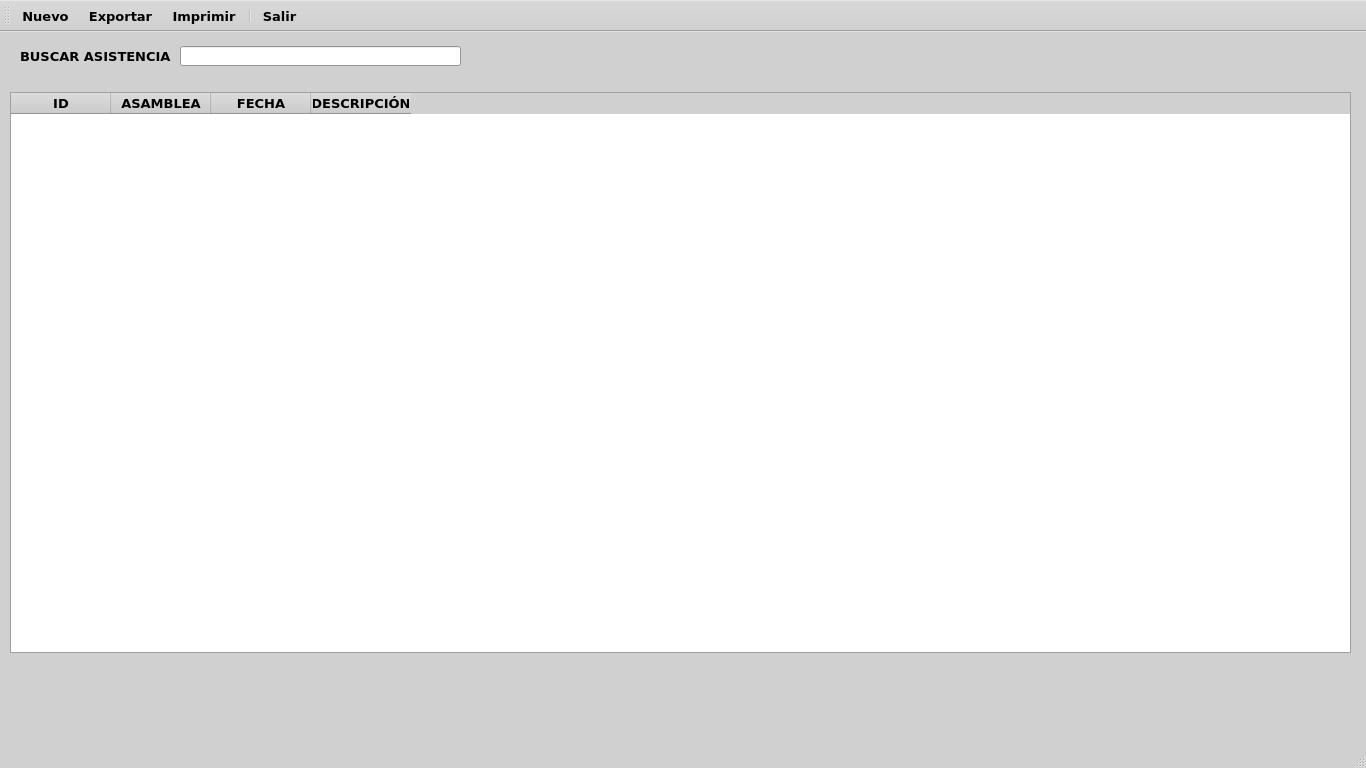
Old version of the form ui/lista_asistencias.ui in the repository EdwardsBC/SutrakomaqV2.
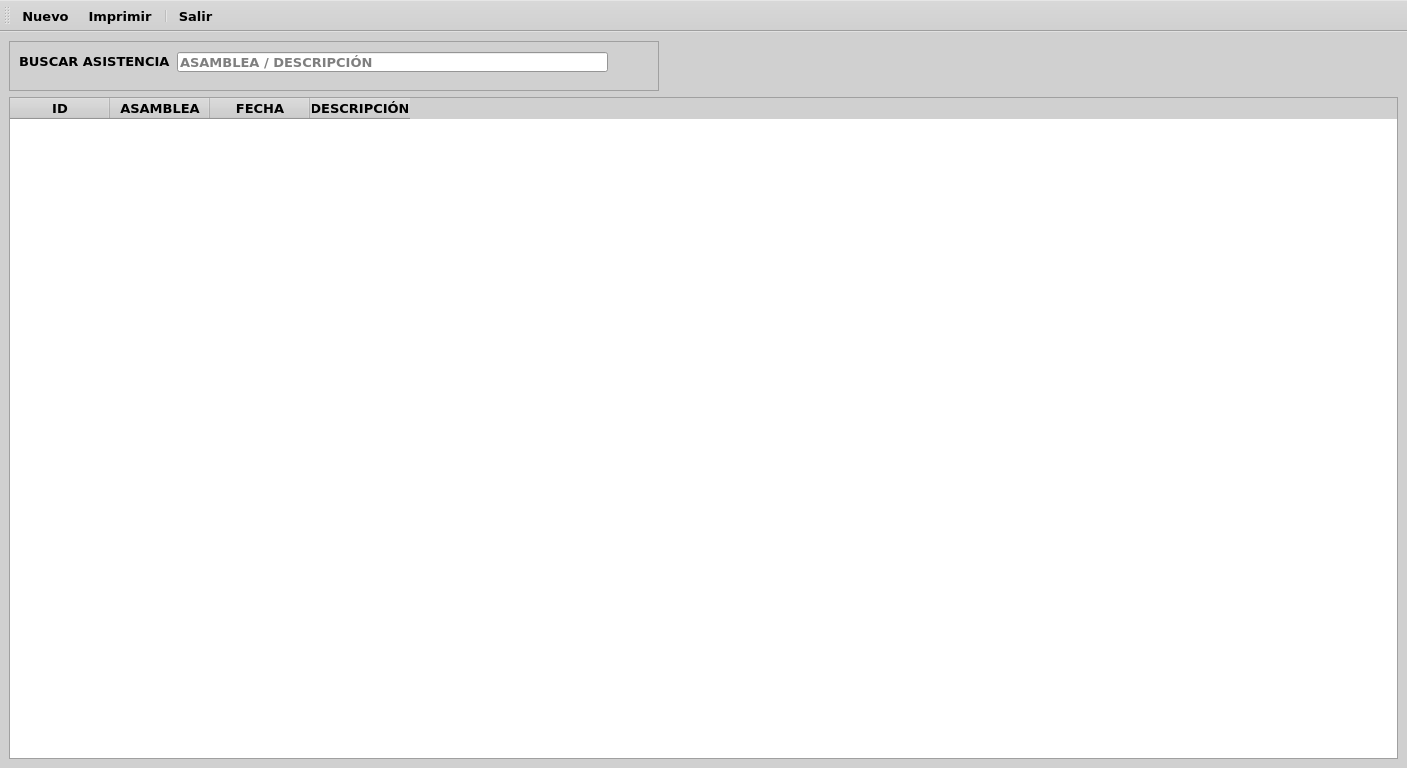
New version of the form. Icons and pictures are not drawn.

What changed in the file:
```diff
--- a/ui/lista_asistencias.ui
+++ b/ui/lista_asistencias.ui
@@ -6,7 +6,7 @@
    <rect>
     <x>0</x>
     <y>0</y>
-    <width>1366</width>
+    <width>1407</width>
     <height>768</height>
    </rect>
   </property>
@@ -463,21 +463,45 @@
    <string>MainWindow</string>
   </property>
   <widget class="QWidget" name="centralwidget">
+   <layout class="QVBoxLayout" name="verticalLayout">
+    <item>
+     <widget class="QFrame" name="frame">
+      <property name="minimumSize">
+       <size>
+        <width>650</width>
+        <height>50</height>
+       </size>
+      </property>
+      <property name="maximumSize">
+       <size>
+        <width>650</width>
+        <height>50</height>
+       </size>
+      </property>
+      <property name="frameShape">
+       <enum>QFrame::Shape::StyledPanel</enum>
+      </property>
+      <property name="frameShadow">
+       <enum>QFrame::Shadow::Raised</enum>
+      </property>
    <widget class="QLineEdit" name="lineEdit">
     <property name="geometry">
      <rect>
-      <x>180</x>
-      <y>14</y>
-      <width>281</width>
+         <x>168</x>
+         <y>11</y>
+         <width>431</width>
       <height>20</height>
      </rect>
     </property>
+       <property name="placeholderText">
+        <string>ASAMBLEA / DESCRIPCIÓN</string>
+       </property>
    </widget>
    <widget class="QLabel" name="label">
     <property name="geometry">
      <rect>
-      <x>20</x>
-      <y>16</y>
+         <x>10</x>
+         <y>12</y>
       <width>161</width>
       <height>16</height>
      </rect>
@@ -486,15 +510,10 @@
      <string>BUSCAR ASISTENCIA</string>
     </property>
    </widget>
+     </widget>
+    </item>
+    <item>
    <widget class="QTableWidget" name="tableWidget">
-    <property name="geometry">
-     <rect>
-      <x>10</x>
-      <y>60</y>
-      <width>1341</width>
-      <height>561</height>
-     </rect>
-    </property>
     <column>
      <property name="text">
       <string>ID</string>
@@ -516,6 +535,8 @@
      </property>
     </column>
    </widget>
+    </item>
+   </layout>
   </widget>
   <widget class="QMenuBar" name="menubar">
    <property name="geometry">
@@ -527,7 +548,6 @@
     </rect>
    </property>
   </widget>
-  <widget class="QStatusBar" name="statusbar"/>
   <widget class="QToolBar" name="toolBar">
    <property name="windowTitle">
     <string>toolBar</string>
@@ -542,7 +562,6 @@
     <bool>false</bool>
    </attribute>
    <addaction name="actionNuevo"/>
-   <addaction name="actionExportar"/>
    <addaction name="actionImprimir"/>
    <addaction name="separator"/>
    <addaction name="actionSalir"/>
@@ -556,15 +575,6 @@
     <string>Nuevo</string>
    </property>
   </action>
-  <action name="actionExportar">
-   <property name="icon">
-    <iconset resource="../resources.qrc">
-     <normaloff>:/icons/resources/icons/exportar.png</normaloff>:/icons/resources/icons/exportar.png</iconset>
-   </property>
-   <property name="text">
-    <string>Exportar</string>
-   </property>
-  </action>
   <action name="actionImprimir">
    <property name="icon">
     <iconset resource="../resources.qrc">
```
Left out of the diff: 8 changed lines with no effect on the pictures. Lines whose indentation alone changed are shown as unchanged.
